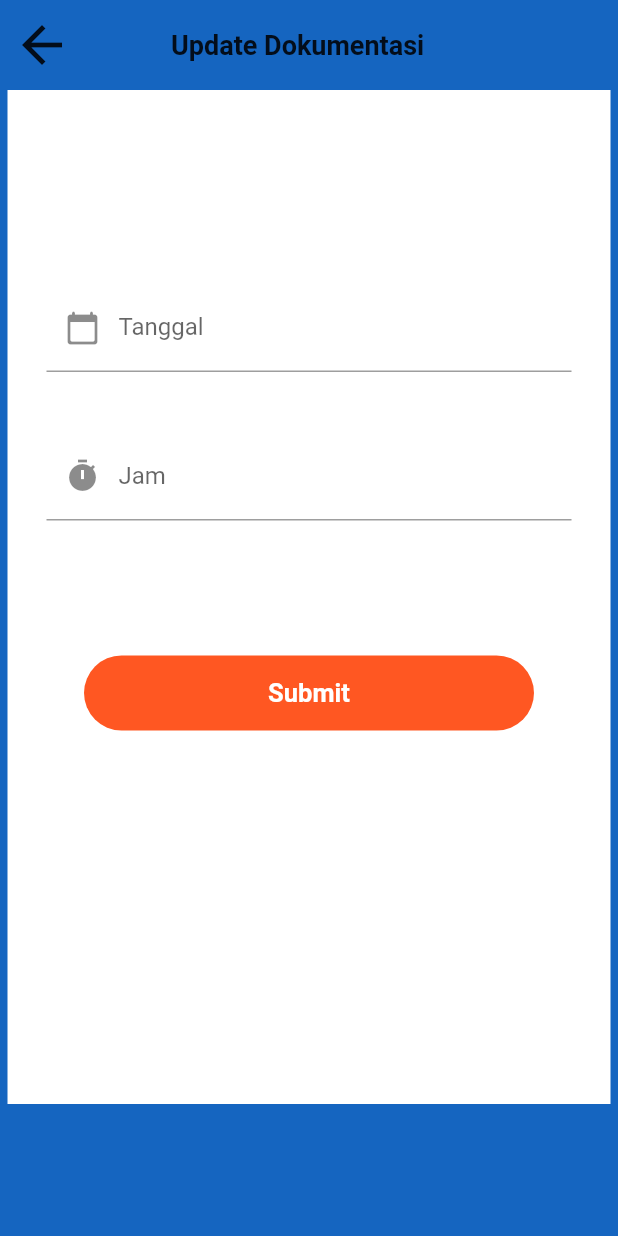
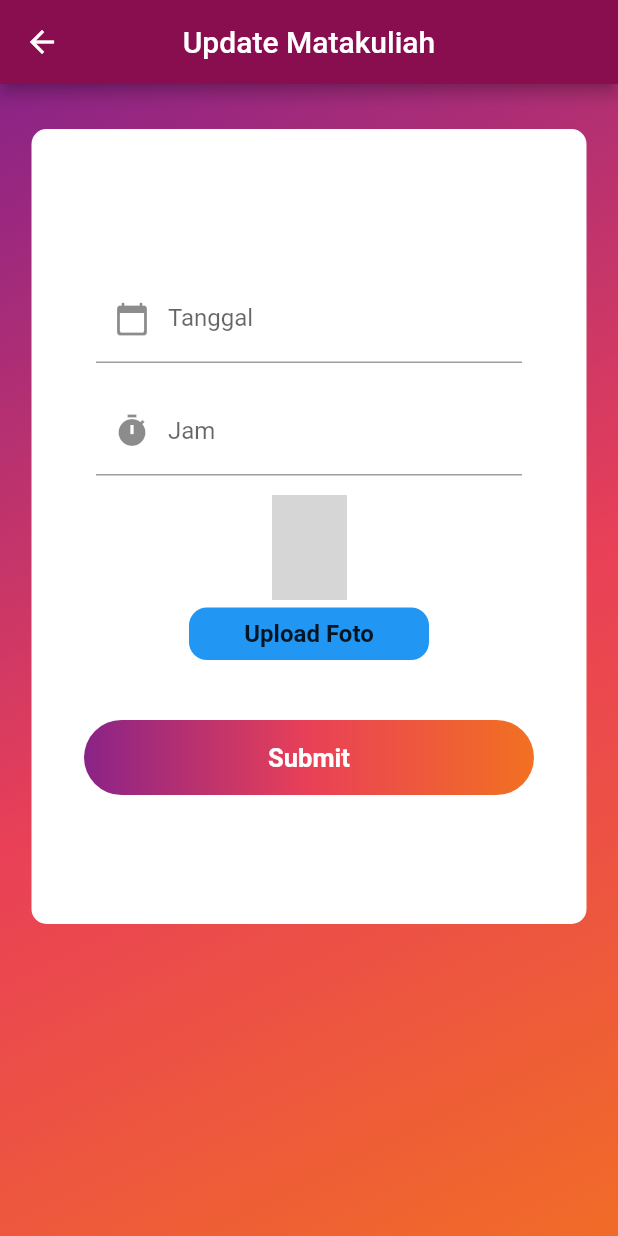
Before and after one commit to abianfikri/130_DocAsdos, a Flutter app: the UpdateDokumentasi screen opened directly with empty values, on a phone screen of 412 x 824 dp. Run offline on Flutter 3.47's test engine with Material 2 defaults, Android fonts, the phone set to English and light mode, and no system bars; our stand-ins replace cloud_firestore, firebase_auth, firebase_core, firebase_storage, flutter_spinkit, image_picker; accounts and stored records are empty; network calls fail; grey boxes are pictures that could not be loaded.

Commit message:
fix ui updateDokementasi Page

```diff
--- a/lib/view/asisten/update_dokumentasi.dart
+++ b/lib/view/asisten/update_dokumentasi.dart
@@ -1,32 +1,32 @@
-import 'package:cloud_firestore/cloud_firestore.dart';
+import 'dart:io';
+
+import 'package:final_exam_project/component/gradiant_text.dart';
 import 'package:final_exam_project/controller/dokumentasi_controller.dart';
 import 'package:final_exam_project/controller/matakuliah_controller.dart';
 import 'package:final_exam_project/model/dokumentasi_model.dart';
-import 'package:final_exam_project/view/asisten/add_dokumentasi.dart';
-import 'package:final_exam_project/view/asisten/home_asisten.dart';
 import 'package:firebase_auth/firebase_auth.dart';
+import 'package:firebase_storage/firebase_storage.dart';
 import 'package:flutter/material.dart';
-import 'package:flutter/src/widgets/container.dart';
-import 'package:flutter/src/widgets/framework.dart';
+import 'package:image_picker/image_picker.dart';
 import 'package:intl/intl.dart';
 
 class UpdateDokumentasi extends StatefulWidget {
   const UpdateDokumentasi(
       {super.key,
       this.id,
-      this.beforeAsisten,
       this.beforeMatkul,
       this.beforeTanggal,
       this.beforeJam,
-      this.uid});
+      this.uid,
+      this.beforeImage});
 
   // Deklarasi untuk mengambil data sebelumnya
   final String? id;
   final String? uid;
-  final String? beforeAsisten;
   final String? beforeMatkul;
   final String? beforeTanggal;
   final String? beforeJam;
+  final String? beforeImage;
 
   @override
   State<UpdateDokumentasi> createState() => _UpdateDokumentasiState();
@@ -46,6 +46,7 @@ class _UpdateDokumentasiState extends State<UpdateDokumentasi> {
   String? namaMatkul;
   String? _newformattanggal;
   String? _newformatjam;
+  String? newImageUrl;
 
   // Deklarasi variable Controller
   TextEditingController _newtanggal = new TextEditingController();
@@ -55,80 +56,79 @@ class _UpdateDokumentasiState extends State<UpdateDokumentasi> {
   void initState() {
     _newJam.text = widget.beforeJam ?? '';
     _newtanggal.text = widget.beforeTanggal ?? '';
+    newImageUrl = widget.beforeImage ?? '';
     super.initState();
   }
 
   @override
   Widget build(BuildContext context) {
     return Scaffold(
-      //
-      backgroundColor: Colors.blue.shade800,
+      appBar: AppBar(
+        title: Text('Update Matakuliah'),
+        centerTitle: true,
+        backgroundColor: Colors.pink.shade900,
+      ),
       body: SingleChildScrollView(
-        child: SafeArea(
-          child: Column(
-            children: <Widget>[
-              Container(
-                height: 60,
-                decoration: BoxDecoration(color: Colors.blue.shade800),
-                child: Row(
-                  children: [
-                    IconButton(
-                      onPressed: () {
-                        // Back to Home
-                        Navigator.push(
-                          context,
-                          MaterialPageRoute(
-                            builder: (context) => HomeAsisten(),
-                          ),
-                        );
-                      },
-                      icon: Icon(Icons.arrow_back),
-                      iconSize: 40,
-                    ),
-                    SizedBox(
-                      width: 58,
-                    ),
-                    Text(
-                      "Update Dokumentasi",
-                      style: TextStyle(
-                        fontSize: 18,
-                        fontWeight: FontWeight.bold,
-                      ),
-                    ),
+        child: Form(
+          key: formkey,
+          child: Container(
+            width: MediaQuery.of(context).size.width,
+            height: MediaQuery.of(context).size.height,
+            decoration: BoxDecoration(
+              gradient: LinearGradient(
+                begin: Alignment.topLeft,
+                end: Alignment.bottomRight,
+                colors: [
+                  Color(0xFF8A2387),
+                  Color(0xFFE94057),
+                  Color(0xFFF27121),
                 ],
               ),
             ),
-
-              // Form Add Data
-              Form(
-                key: formkey,
-                child: Container(
-                  height: 676,
+            child: Column(
+              children: [
+                SizedBox(
+                  height: 30,
+                ),
+                Container(
+                  height: 530,
+                  width: 370,
                   decoration: BoxDecoration(
                     color: Colors.white,
+                    borderRadius: BorderRadius.circular(10),
                   ),
-                  padding: EdgeInsets.all(26),
                   child: Column(
                     children: [
                       SizedBox(
                         height: 20,
                       ),
                       // Nama Matkul yang mau di update
-                      Text(
+                      Padding(
+                        padding: const EdgeInsets.all(8.0),
+                        child: GradientText(
                           widget.beforeMatkul!,
                           style: TextStyle(
                             fontSize: 20,
                             fontWeight: FontWeight.bold,
                           ),
+                          gradient: LinearGradient(
+                            colors: [
+                              Colors.blue,
+                              Colors.red,
+                              Colors.black,
+                            ],
+                          ),
+                        ),
                       ),
 
                       SizedBox(
-                        height: 60,
+                        height: 30,
                       ),
 
                       // Tanggal
                       Container(
-                        width: 350,
+                        padding: EdgeInsets.all(8.0),
+                        width: 300,
                         child: TextFormField(
                           controller: _newtanggal,
                           decoration: InputDecoration(
@@ -158,16 +158,18 @@ class _UpdateDokumentasiState extends State<UpdateDokumentasi> {
                           onSaved: (newValue) {
                             _newformattanggal = newValue!;
                           },
+                          validator: (value) {
+                            if (value!.isEmpty) {
+                              return 'Please enter Tanggal';
+                            }
+                          },
                         ),
-                      ),
-
-                      SizedBox(
-                        height: 40,
                       ),
 
                       // Jam
                       Container(
-                        width: 350,
+                        padding: EdgeInsets.all(8.0),
+                        width: 300,
                         child: TextFormField(
                           controller: _newJam,
                           keyboardType: TextInputType.name,
@@ -193,13 +195,79 @@ class _UpdateDokumentasiState extends State<UpdateDokumentasi> {
                           onSaved: (newValue) {
                             _newformatjam = newValue!;
                           },
+                          validator: (value) {
+                            if (value!.isEmpty) {
+                              return 'Please enter Jam';
+                            }
+                          },
                         ),
                       ),
 
+                      // Display Image
+                      Container(
+                        padding: EdgeInsets.all(5.0),
+                        height: 80,
+                        width: 60,
+                        child: newImageUrl != null
+                            ? Image.network('${newImageUrl}')
+                            : Container(),
+                      ),
+
+                      // Button Upload Gambar
+                      InkWell(
+                        onTap: () async {
+                          showDialog(
+                            context: context,
+                            builder: (BuildContext context) {
+                              return AlertDialog(
+                                title: Text('Upload Gambar'),
+                                content: SingleChildScrollView(
+                                  child: ListBody(
+                                    children: <Widget>[
+                                      GestureDetector(
+                                        child: Text('Camera'),
+                                        onTap: () {
+                                          _uploadImage(ImageSource.camera);
+                                          Navigator.of(context).pop();
+                                        },
+                                      ),
+                                      SizedBox(height: 10),
+                                      GestureDetector(
+                                        child: Text('Gallery'),
+                                        onTap: () {
+                                          _uploadImage(ImageSource.gallery);
+                                          Navigator.of(context).pop();
+                                        },
+                                      ),
+                                    ],
+                                  ),
+                                ),
+                              );
+                            },
+                          );
+                        },
+                        child: Container(
+                          padding: EdgeInsets.all(8.0),
+                          width: 160,
+                          decoration: BoxDecoration(
+                            color: Colors.blue,
+                            borderRadius: BorderRadius.circular(12),
+                          ),
+                          child: Center(
+                            child: Text(
+                              "Upload Foto",
+                              style: TextStyle(
+                                fontSize: 16,
+                                fontWeight: FontWeight.bold,
+                              ),
+                            ),
+                          ),
+                        ),
+                      ),
+                      SizedBox(
+                        height: 20,
+                      ),
                       // Button Submit
-                      SizedBox(
-                        height: 70,
-                      ),
                       Container(
                         padding: EdgeInsets.all(20),
                         child: InkWell(
@@ -209,26 +277,27 @@ class _UpdateDokumentasiState extends State<UpdateDokumentasi> {
                               formkey.currentState!.save();
                               DokumentasiModel dk = DokumentasiModel(
                                 id: widget.id,
+                                uid: widget.uid,
                                 namaMatkul: widget.beforeMatkul!,
                                 tanggal: _newformattanggal!,
                                 jam: _newformatjam!,
-                                  uid: widget.uid);
+                                image: newImageUrl,
+                              );
                               dkctr.updateDokumentasi(dk);
+
+                              Navigator.pop(context, true);
 
                               //successful
                               showDialog(
                                 context: context,
                                 builder: (BuildContext context) {
                                   return AlertDialog(
-                                    title: const Text('Berhasil Update data'),
+                                    title: const Text(
+                                        'Berhasil Update Dokumentasi'),
                                     actions: <Widget>[
                                       TextButton(
                                         onPressed: () {
-                                          Navigator.push(
-                                              context,
-                                              MaterialPageRoute(
-                                                  builder: (context) =>
-                                                      HomeAsisten()));
+                                          Navigator.pop(context, true);
                                           // Navigate to the next screen or perform any desired action
                                         },
                                         child: const Text('OK'),
@@ -243,15 +312,12 @@ class _UpdateDokumentasiState extends State<UpdateDokumentasi> {
                                 context: context,
                                 builder: (BuildContext context) {
                                   return AlertDialog(
-                                    title: const Text('Gagal Update Data'),
+                                    title:
+                                        const Text('Gagal Update Dokumentasi'),
                                     actions: <Widget>[
                                       TextButton(
                                         onPressed: () {
-                                          Navigator.push(
-                                              context,
-                                              MaterialPageRoute(
-                                                  builder: (context) =>
-                                                      HomeAsisten()));
+                                          Navigator.pop(context);
                                           // Navigate to the next screen or perform any desired action
                                         },
                                         child: const Text('OK'),
@@ -266,7 +332,15 @@ class _UpdateDokumentasiState extends State<UpdateDokumentasi> {
                             width: 300,
                             height: 50,
                             decoration: BoxDecoration(
-                                color: Colors.deepOrange,
+                                gradient: LinearGradient(
+                                  begin: Alignment.centerLeft,
+                                  end: Alignment.centerRight,
+                                  colors: [
+                                    Color(0xFF8A2387),
+                                    Color(0xFFE94057),
+                                    Color(0xFFF27121),
+                                  ],
+                                ),
                                 borderRadius: BorderRadius.circular(50)),
                             child: Center(
                               child: Text(
@@ -283,11 +357,46 @@ class _UpdateDokumentasiState extends State<UpdateDokumentasi> {
                     ],
                   ),
                 ),
+              ],
             ),
-            ],
           ),
         ),
       ),
     );
   }
+
+  // Method Upload
+  Future<void> _uploadImage(ImageSource source) async {
+    final picker = ImagePicker();
+    final pickedImage = await picker.pickImage(source: source);
+
+    if (pickedImage != null) {
+      String uniqueFileName = DateTime.now().millisecondsSinceEpoch.toString();
+
+      // Get a reference to storage root
+      Reference referenceRoot = FirebaseStorage.instance.ref();
+      Reference referenceDirImage = referenceRoot.child('images');
+
+      // create a reference
+      Reference referenceImageToUpload =
+          referenceDirImage.child(uniqueFileName);
+
+      // Handle error/success
+      try {
+        // Store the file
+        await referenceImageToUpload.putFile(
+          File(pickedImage.path),
+        );
+
+        // success message
+        final imageUrl = await referenceImageToUpload.getDownloadURL();
+
+        setState(() {
+          newImageUrl = imageUrl;
+        });
+      } catch (e) {
+        print(e);
       }
+    }
+  }
+}
```
Lines whose indentation alone changed are shown as unchanged.
